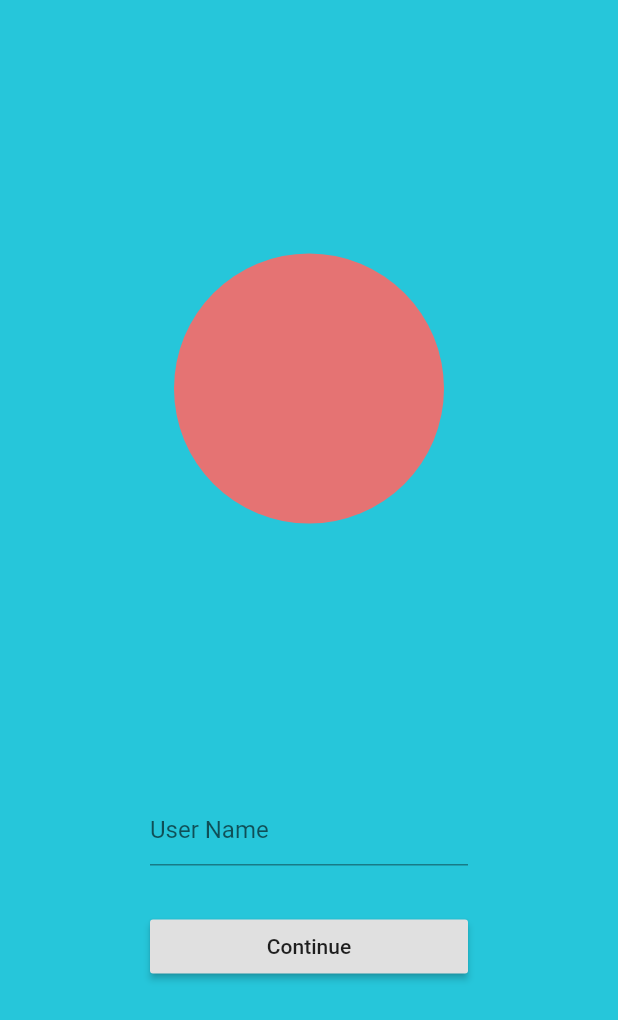
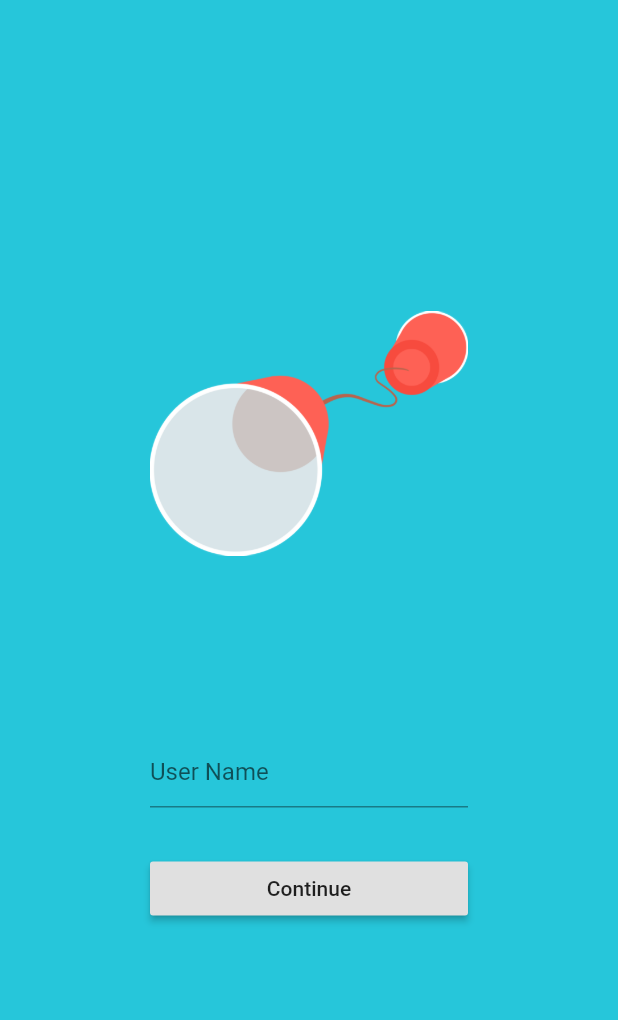
Before and after one commit to blade-of-grass/okblue, a Flutter app: the screen it shows after launch, on a phone screen of 412 x 824 dp. Shown: the top 1020 px of the screen. Run offline on Flutter 3.47's test engine with Material 2 defaults, Android fonts, the phone set to English and light mode, and no system bars.

Commit message:
added icon

```diff
--- a/lib/main.dart
+++ b/lib/main.dart
@@ -44,18 +44,9 @@ class _MyHomePageState extends State<MyHomePage> {
         child: Column(
           crossAxisAlignment: CrossAxisAlignment.stretch,
           mainAxisAlignment: MainAxisAlignment.center,
-          children: <Widget>[
-            Container(
-              decoration: BoxDecoration(
-                color: Colors.red[300],
-                shape: BoxShape.circle,
-              ),
-              width: 180,
-              height: 180,
-            ),
-            SizedBox(
-              height: 180,
-            ),
+          children: [
+            Image.asset("assets/images/icon.png"),
+            SizedBox(height: 120),
             TextField(
               onChanged: (inputedUserName) {
                 userName = inputedUserName;
--- a/pubspec.yaml
+++ b/pubspec.yaml
@@ -46,8 +46,8 @@ flutter:
   uses-material-design: true
 
   # To add assets to your application, add an assets section, like this:
-  # assets:
-  #   - images/a_dot_burr.jpeg
+  assets:
+    - assets/images/icon.png
   #   - images/a_dot_ham.jpeg
 
   # An image asset can refer to one or more resolution-specific "variants", see
```
Also changed, not shown: lib/scan_page.dart (+3 -12 lines), assets/images/icon.png (added).
